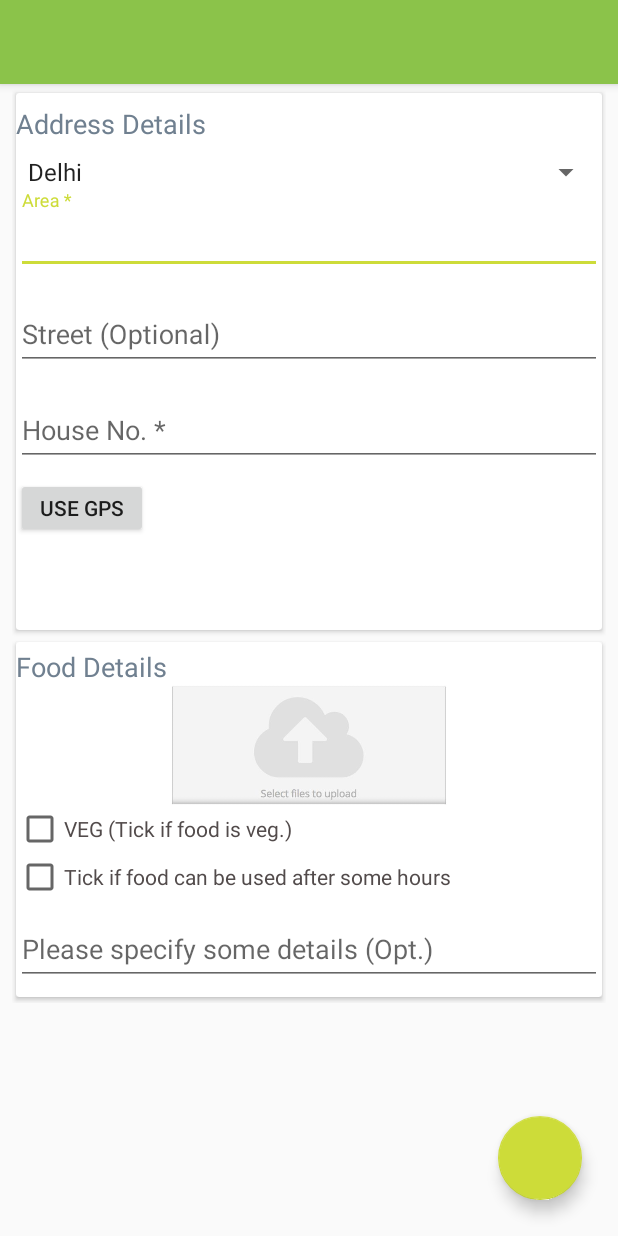
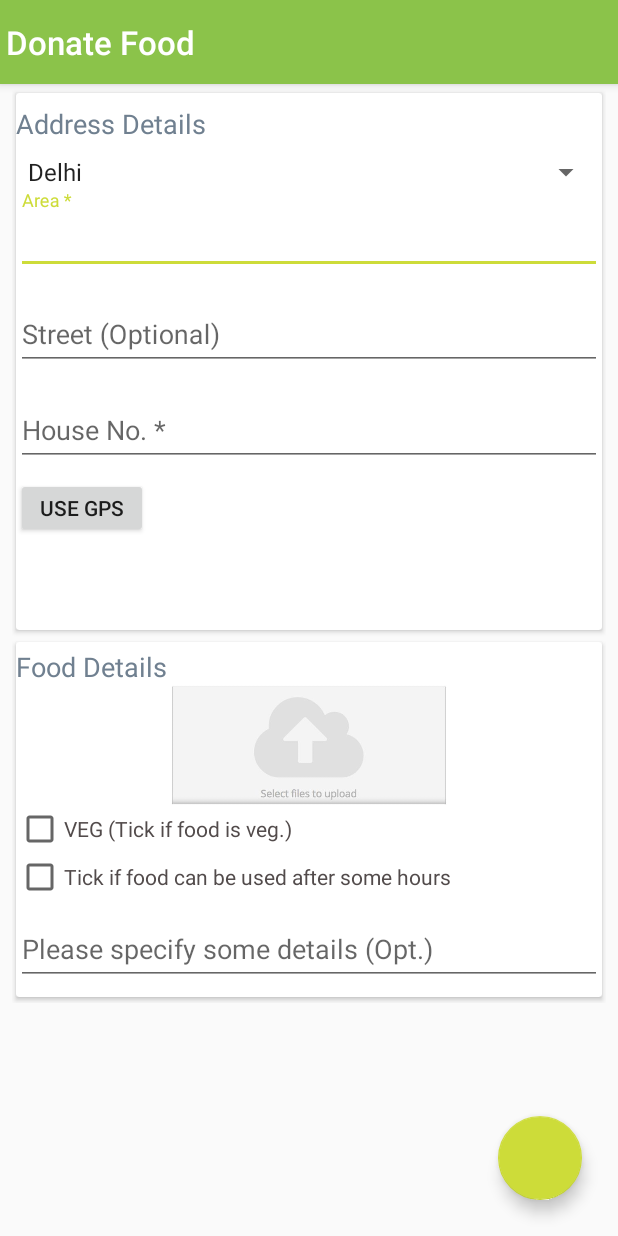
Before and after one commit to abhishekpopli/feeding-india-android-app, an Android app: the layout activity_add_food.xml on its own in the app's theme, with its tools: preview values and no code run, on a phone screen of 412 x 824 dp. Run offline under Robolectric (Android 15) with nearby library versions, the phone set to English and light mode, and no system bars.

Commit message:
Home Button and toolbar made, Main Activity reloads when coming back from Addfood

```diff
--- a/app/src/main/AndroidManifest.xml
+++ b/app/src/main/AndroidManifest.xml
@@ -47,7 +47,8 @@
         <activity
             android:name=".AddFood"
             android:theme="@style/AppTheme.NoActionBar"
-            android:windowSoftInputMode="stateHidden" />
+            android:windowSoftInputMode="stateHidden"
+            android:parentActivityName=".MainActivity"/>
         <activity
             android:name=".DonationDetailActivity"
             android:label="Donation Details"
--- a/app/src/main/java/com/example/feedingindiaapp/AddFood.java
+++ b/app/src/main/java/com/example/feedingindiaapp/AddFood.java
@@ -81,6 +81,11 @@ public class AddFood extends AppCompatActivity implements  View.OnClickListener
         setContentView(R.layout.activity_add_food);
         Toolbar toolbar = (Toolbar) findViewById(R.id.toolbar);
         setSupportActionBar(toolbar);
+        toolbar.inflateMenu(R.menu.main);
+        if(getSupportActionBar() != null) {
+            getSupportActionBar().setHomeButtonEnabled(true);
+        }
+        getSupportActionBar().setDisplayHomeAsUpEnabled(true);
 
         SharedPreferences sharedPreferences = getSharedPreferences("app_data", MODE_PRIVATE);
         donor_id =  sharedPreferences.getInt("user_id",0);
--- a/app/src/main/res/layout/activity_add_food.xml
+++ b/app/src/main/res/layout/activity_add_food.xml
@@ -13,11 +13,18 @@
         android:theme="@style/AppTheme.AppBarOverlay">
 
         <android.support.v7.widget.Toolbar
-            android:id="@+id/toolbar"
+            xmlns:android="http://schemas.android.com/apk/res/android"
+            xmlns:app="http://schemas.android.com/apk/res-auto"
+            xmlns:tools="http://schemas.android.com/tools"
             android:layout_width="match_parent"
-            android:layout_height="?attr/actionBarSize"
-            android:background="?attr/colorPrimary"
-            app:popupTheme="@style/AppTheme.PopupOverlay" />
+            android:layout_height="wrap_content"
+            app:contentInsetLeft="0dp"
+            app:contentInsetStart="0dp"
+            android:background="@color/colorPrimary"
+            app:title="Donate Food"
+            app:titleTextAppearance="@style/Toolbar.TitleText"
+            android:id="@+id/toolbar"/>
+
 
     </android.support.design.widget.AppBarLayout>
     <RelativeLayout xmlns:android="http://schemas.android.com/apk/res/android"
--- a/app/src/main/res/menu/main.xml
+++ b/app/src/main/res/menu/main.xml
@@ -2,8 +2,8 @@
 <menu xmlns:android="http://schemas.android.com/apk/res/android"
     xmlns:app="http://schemas.android.com/apk/res-auto">
     <item
-        android:id="@+id/action_settings"
+        android:id="@+id/logout"
         android:orderInCategory="100"
-        android:title="@string/action_settings"
+        android:title="Log Out"
         app:showAsAction="never" />
 </menu>
--- a/app/src/main/res/values/styles.xml
+++ b/app/src/main/res/values/styles.xml
@@ -2,18 +2,20 @@
 
     <!-- Base application theme. -->
     <style name="AppTheme" parent="Theme.AppCompat.Light.DarkActionBar">
-        <!-- Customize your theme here. -->
         <item name="colorPrimary">@color/colorPrimary</item>
         <item name="colorPrimaryDark">@color/colorPrimaryDark</item>
         <item name="colorAccent">@color/colorAccent</item>
     </style>
 
-
+    <style name="AppThemeNoActionBar" parent="Theme.AppCompat.Light.NoActionBar">
+    </style>
     <style name="AppTheme.NoActionBar">
         <item name="windowActionBar">false</item>
         <item name="windowNoTitle">true</item>
     </style>
-
+    <style name="Toolbar.TitleText" parent="TextAppearance.Widget.AppCompat.Toolbar.Title">
+        <item name="android:textSize">22sp</item>
+    </style>
     <style name="AppTheme.AppBarOverlay" parent="ThemeOverlay.AppCompat.Dark.ActionBar" />
 
     <style name="AppTheme.PopupOverlay" parent="ThemeOverlay.AppCompat.Light" />
```
Also changed, not shown: app/src/main/java/com/example/feedingindiaapp/MainActivity.java (+20 -1 lines), app/src/main/res/layout/toolbar_layout.xml (added, +21 -0 lines), app/src/main/res/drawable/feedignindialogo2.png (added).
